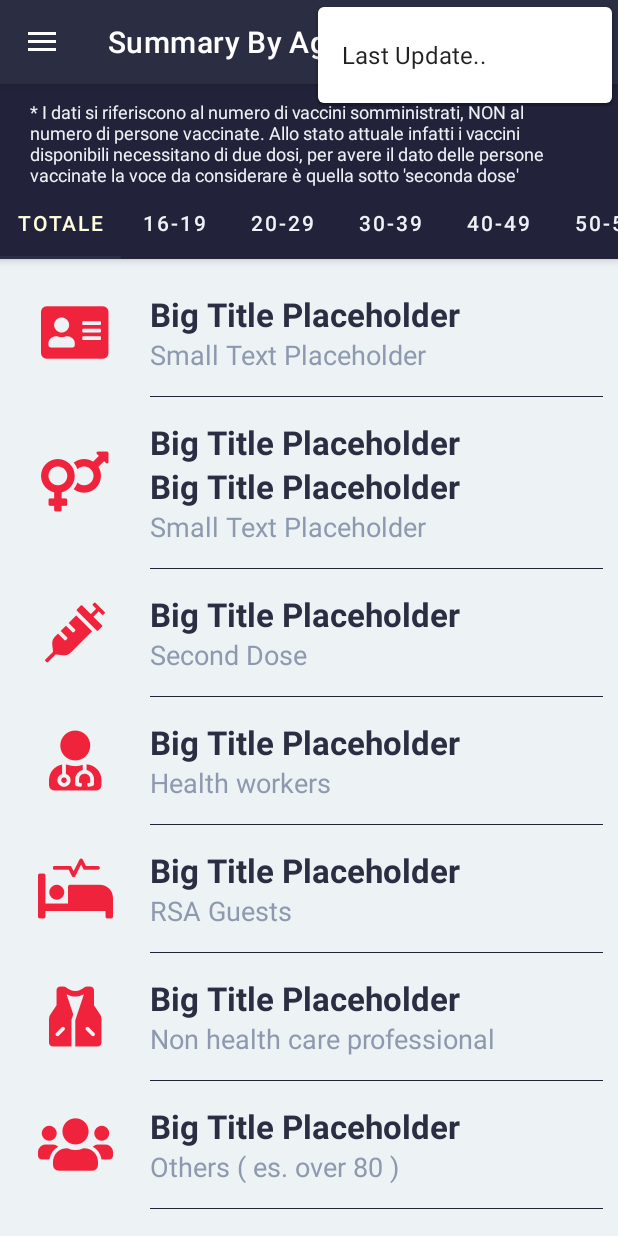
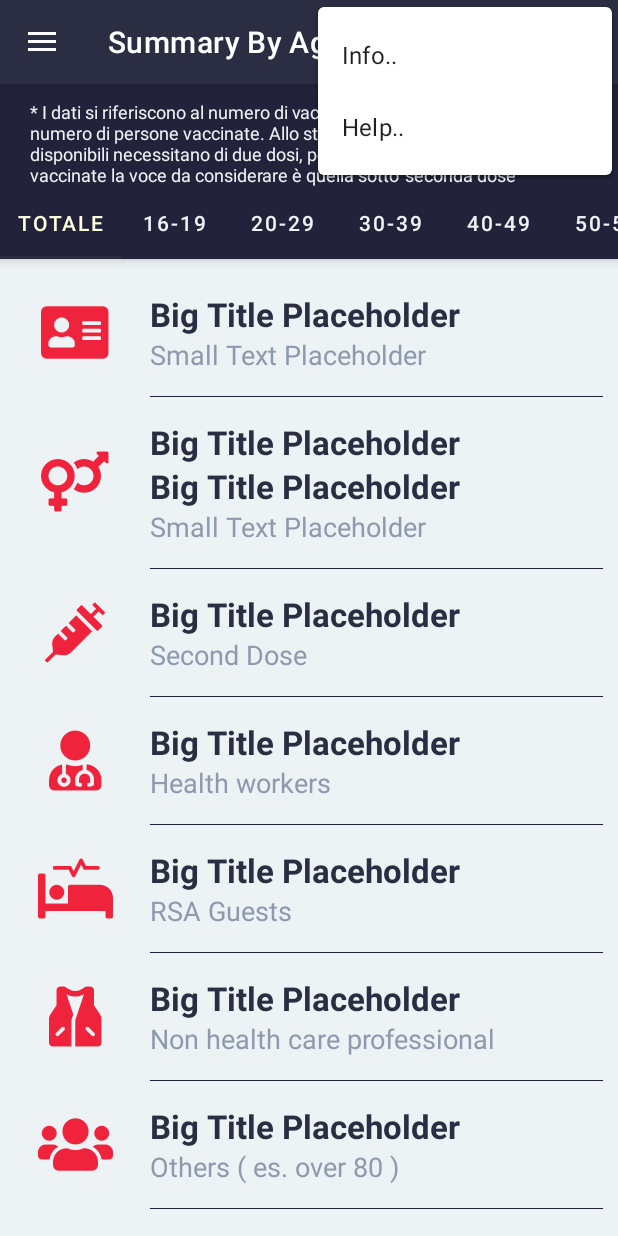
Before and after one commit to StefanoCasagrande/Vaccine_Stats, an Android app: the screen it shows after launch (MainActivity), with the options menu open, on a phone screen of 412 x 824 dp. Run offline under Robolectric (Android 15) with nearby library versions, the phone set to English and light mode, and no system bars; our stand-ins replace navigation-ui; 2 statements that could not run were skipped.

Commit message:
Add info and help menù

```diff
--- a/app/src/main/res/menu/main.xml
+++ b/app/src/main/res/menu/main.xml
@@ -2,8 +2,14 @@
 <menu xmlns:android="http://schemas.android.com/apk/res/android"
     xmlns:app="http://schemas.android.com/apk/res-auto">
     <item
-        android:id="@+id/action_settings"
+        android:id="@+id/action_info"
         android:orderInCategory="100"
-        android:title="@string/Last_Update"
+        android:title="@string/action_info"
+        app:showAsAction="never" />
+
+    <item
+        android:id="@+id/action_help"
+        android:orderInCategory="100"
+        android:title="@string/help"
         app:showAsAction="never" />
 </menu>
--- a/app/src/main/res/values/strings.xml
+++ b/app/src/main/res/values/strings.xml
@@ -76,4 +76,12 @@
 
     <string name="Progress_Text">Loading.. Please wait..</string>
     <string name="Progress_Title">Loading..</string>
+
+    <string name="action_info" translatable="false">Info..</string>
+    <string name="help">Help..</string>
+    <string name="Info_About">All the info comes from public data by %1$s, collected by %2$s and hosted on %3$s\n\nApp developed by %4$s</string>
+
+    <string name="Instruction_Title">Instruction</string>
+    <string name="Instruction_Text">Still working on it..</string>
+
 </resources>
```
Also changed, not shown: app/src/main/java/it/stefanocasagrande/vaccini_stats/MainActivity.java (+30 -0 lines), 1 other file.
